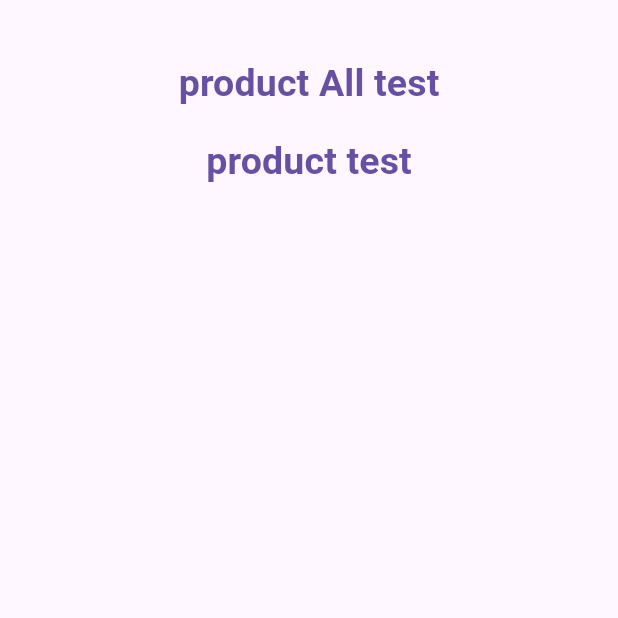
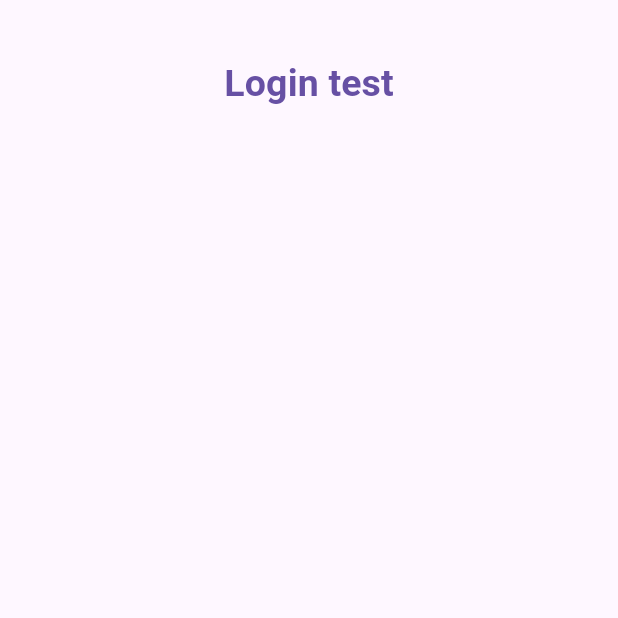
Before and after one commit to ebrahim-eid/E-Commerce-App, a Flutter app: the screen it shows after launch, on a phone screen of 412 x 824 dp, the top half of it. Run offline on Flutter 3.47's test engine with Material 3 defaults, Android fonts, the phone set to English and light mode, and no system bars; our stand-ins replace bloc, dio, flutter_bloc, shared_preferences, smooth_page_indicator.

```diff
--- a/lib/core/constants/constant.dart
+++ b/lib/core/constants/constant.dart
@@ -7,4 +7,9 @@ class AppConstants {
   static String resetPasswordEndPoint = 'auth/resetPassword';
   static String getAllProductEndPoint = 'products';
   static String getProductByIdEndPoint(String id) => 'products/$id';
+  static String addToCartEndPoint = 'cart';
+  static String removeSpecificCartEndPoint(String id) => 'cart/$id';
+  static String deleteUserCartEndPoint = 'cart';
+
+
 }
--- /dev/null
+++ b/lib/feature/controller/cart_cubit/cart_states.dart
@@ -0,0 +1,35 @@
+abstract class CartStates {}
+
+class CartInitialState extends CartStates {}
+/// add to cart
+class AddToCartLoadingState extends CartStates {}
+
+class AddToCartSuccessState extends CartStates {}
+
+class AddToCartErrorState extends CartStates {
+  final String error;
+
+  AddToCartErrorState(this.error);
+}
+
+/// remove from cart
+class RemoveSpecificItemLoadingState extends CartStates {}
+
+class RemoveSpecificItemSuccessState extends CartStates {}
+
+class RemoveSpecificItemErrorState extends CartStates {
+  final String error;
+
+  RemoveSpecificItemErrorState(this.error);
+}
+
+/// delete user cart
+class DeleteUserCartLoadingState extends CartStates {}
+
+class DeleteUserCartSuccessState extends CartStates {}
+
+class DeleteUserCartErrorState extends CartStates {
+  final String error;
+
+  DeleteUserCartErrorState(this.error);
+}
--- a/lib/feature/view/screens/test.dart
+++ b/lib/feature/view/screens/test.dart
@@ -1,16 +1,17 @@
 import 'package:ecommerce_app/feature/controller/auth_cubit/auth_cubit.dart';
 import 'package:ecommerce_app/feature/controller/auth_cubit/auth_states.dart';
-import 'package:ecommerce_app/feature/controller/product_cubit/product_cubit.dart';
-import 'package:ecommerce_app/feature/controller/product_cubit/product_states.dart';
+import 'package:ecommerce_app/feature/controller/cart_cubit/cart_cubit.dart';
 import 'package:flutter/material.dart';
 import 'package:flutter_bloc/flutter_bloc.dart';
+
+import '../../controller/cart_cubit/cart_states.dart';
 
 class TestScreen extends StatelessWidget {
   const TestScreen({super.key});
 
   @override
   Widget build(BuildContext context) {
-    return BlocConsumer<ProductCubit, ProductStates>(
+    return BlocConsumer<CartCubit, CartStates>(
       listener: (context, state) {},
       builder: (context, state) {
         return Scaffold(
@@ -21,31 +22,28 @@ class TestScreen extends StatelessWidget {
                 children: [
                   // TextButton(
                   //   onPressed: () {
-                  //     AuthCubit.get(context).signUp(
-                  //       name: 'Mohamed',
-                  //       email: 'deoemaikl.demo1@gmail.com',
-                  //       password: 'DeO125##',
-                  //       rePassword: 'DeO125##',
-                  //       phone: '01098049337',
+                  //     CartCubit.get(context).removeSpecificCartItem(
+                  //       id: '6428ebc6dc1175abc65ca0b9',
+                  //       token: 'eyJhbGciOiJIUzI1NiIsInR5cCI6IkpXVCJ9.eyJpZCI6IjY3ZDlmMGYwYjNlNjliZDJmNGFhMDg1MSIsIm5hbWUiOiJNb2hhbWVkIiwicm9sZSI6InVzZXIiLCJpYXQiOjE3NDIzODc1NjQsImV4cCI6MTc1MDE2MzU2NH0.HdL1Eybb5WAb1PHF0zdIXdVUneOd_LI_1-Xfanf6IaA',
                   //     );
                   //   },
                   //   child: Text(
-                  //     'Register test',
+                  //     'Cart test',
                   //     style: TextStyle(fontWeight: FontWeight.bold,fontSize: 25),
                   //   ),
                   // ),
-                  // TextButton(
-                  //   onPressed: () {
-                  //     AuthCubit.get(context).loginUser(
-                  //       email: 'deoemaikl.demo1@gmail.com',
-                  //       password: 'DeO125##',
-                  //     );
-                  //   },
-                  //   child: Text(
-                  //     'Login test',
-                  //     style: TextStyle(fontWeight: FontWeight.bold,fontSize: 25),
-                  //   ),
-                  // ),
+                  TextButton(
+                    onPressed: () {
+                      CartCubit.get(context).deleteUserCart("eyJhbGciOiJIUzI1NiIsInR5cCI6IkpXVCJ9.eyJpZCI6IjY3ZGFjMDVjYjNlNjliZDJmNGFjMzA4ZSIsIm5hbWUiOiJoZW1hIiwicm9sZSI6InVzZXIiLCJpYXQiOjE3NDIzODk2ODIsImV4cCI6MTc1MDE2NTY4Mn0.2UMbrKCU5ny60bqAhIj-Cjkacd6N8GYZgfDlPrXckk4");
+                    },
+                    child: Text(
+                      'Login test',
+                      style: TextStyle(
+                        fontWeight: FontWeight.bold,
+                        fontSize: 25,
+                      ),
+                    ),
+                  ),
                   // TextButton(
                   //   onPressed: () {
                   //     AuthCubit.get(context).forgotPassword('ibrahimeid.eng@gmail.com',);
@@ -76,26 +74,26 @@ class TestScreen extends StatelessWidget {
                   //     style: TextStyle(fontWeight: FontWeight.bold,fontSize: 25),
                   //   ),
                   // ),
-                  TextButton(
-                    onPressed: () {
-                      ProductCubit.get(context).getAllProducts();
-                    },
-                    child: Text(
-                      'product All test',
-                      style: TextStyle(fontWeight: FontWeight.bold,fontSize: 25),
-                    ),
-                  ),
-                  TextButton(
-                    onPressed: () {
-                      ProductCubit.get(context).getProductById('6428ebc6dc1175abc65ca0b9');
-                    },
-                    child: Text(
-                      'product test',
-                      style: TextStyle(fontWeight: FontWeight.bold,fontSize: 25),
-                    ),
-                  ),
+                  // TextButton(
+                  //   onPressed: () {
+                  //     ProductCubit.get(context).getAllProducts();
+                  //   },
+                  //   child: Text(
+                  //     'product All test',
+                  //     style: TextStyle(fontWeight: FontWeight.bold,fontSize: 25),
+                  //   ),
+                  // ),
+                  // TextButton(
+                  //   onPressed: () {
+                  //     ProductCubit.get(context).getProductById('6428ebc6dc1175abc65ca0b9');
+                  //   },
+                  //   child: Text(
+                  //     'product test',
+                  //     style: TextStyle(fontWeight: FontWeight.bold,fontSize: 25),
+                  //   ),
+                  // ),
                 ],
-              )
+              ),
             ),
           ),
         );
--- a/lib/main.dart
+++ b/lib/main.dart
@@ -1,3 +1,4 @@
+import 'package:ecommerce_app/feature/controller/cart_cubit/cart_cubit.dart';
 import 'package:flutter/material.dart';
 import 'package:flutter_bloc/flutter_bloc.dart';
 import 'core/helpers/cashe_helper/shared_prefernce.dart';
@@ -33,7 +34,7 @@ class MyApp extends StatelessWidget {
     return MultiBlocProvider(
       providers: [
         BlocProvider(create: (context)=>OnBoardingCubit()),
-        BlocProvider(create: (context)=>ProductCubit()),
+        BlocProvider(create: (context)=>CartCubit()),
         // BlocProvider(create: (context)=>ShopCubit()..getHomeData()..getCategoriesData()..getFavorite()),
       ],
       child:  MaterialApp(
```
Also changed, not shown: lib/core/helpers/dio_helper/dio_helper.dart (+33 -0 lines), lib/feature/controller/cart_cubit/cart_cubit.dart (added, +79 -0 lines), lib/feature/model/cart_models/add_product_to_cart_model.dart (added, +79 -0 lines).
